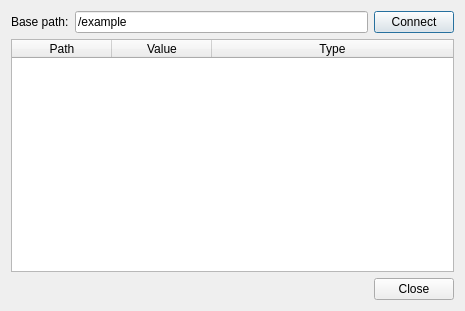
Before: the Qt Designer form examples/publish-subscribe/subscriberdialog.ui in qtproject/qt-mobility, drawn with Qt 5.
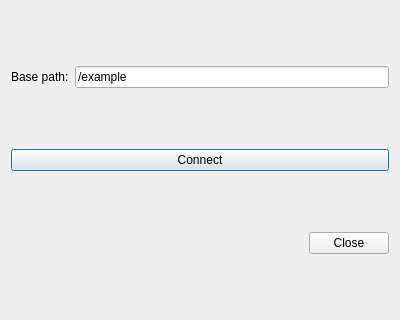
After: the same form once the commit is applied.

Commit message:
Present a different UI when the screen width is too small.
Use a list widget instead of a table widget when the screen width is
too small.

Task-number: QTMOBILITY-43

```diff
--- a/examples/publish-subscribe/subscriberdialog.ui
+++ b/examples/publish-subscribe/subscriberdialog.ui
@@ -6,8 +6,8 @@
    <rect>
     <x>0</x>
     <y>0</y>
-    <width>465</width>
-    <height>311</height>
+    <width>400</width>
+    <height>320</height>
    </rect>
   </property>
   <property name="windowTitle">
@@ -36,44 +36,13 @@
        </property>
       </widget>
      </item>
-     <item>
-      <widget class="QPushButton" name="connectButton">
-       <property name="text">
-        <string>Connect</string>
-       </property>
-      </widget>
-     </item>
     </layout>
    </item>
    <item>
-    <widget class="QTableWidget" name="values">
-     <attribute name="horizontalHeaderDefaultSectionSize">
-      <number>100</number>
-     </attribute>
-     <attribute name="horizontalHeaderStretchLastSection">
-      <bool>true</bool>
-     </attribute>
-     <attribute name="verticalHeaderVisible">
-      <bool>false</bool>
-     </attribute>
-     <attribute name="verticalHeaderVisible">
-      <bool>false</bool>
-     </attribute>
-     <column>
-      <property name="text">
-       <string>Path</string>
-      </property>
-     </column>
-     <column>
-      <property name="text">
-       <string>Value</string>
-      </property>
-     </column>
-     <column>
-      <property name="text">
-       <string>Type</string>
-      </property>
-     </column>
+    <widget class="QPushButton" name="connectButton">
+     <property name="text">
+      <string>Connect</string>
+     </property>
     </widget>
    </item>
    <item>
```
The commit also changes 3 other files.
